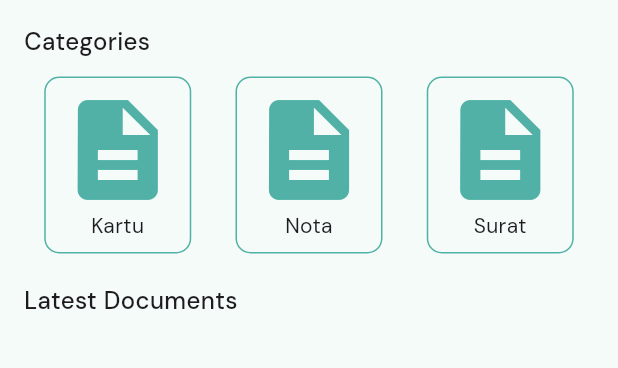
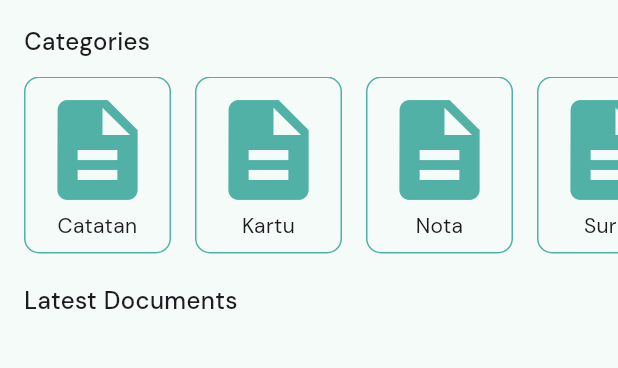
Before and after one commit to IlhamGhaza/flutter_scan_app, a Flutter app: the screen it shows after launch, on a phone screen of 412 x 824 dp, the part 288-656 px from its top. Run offline on Flutter 3.47's test engine with Material 3 defaults, Android fonts, the phone set to English and light mode, and no system bars; our stand-ins replace google_fonts, sqflite; missing offline and left inert: google_mlkit_document_scanner; accounts and stored records are empty.

Commit message:
Fix: Resolve issue view at home in LatestDocument after deleted Documents

```diff
--- a/lib/pages/home_page.dart
+++ b/lib/pages/home_page.dart
@@ -23,7 +23,7 @@ class _HomePageState extends State<HomePage> {
 
   String? pathImage;
 
-  loadData() async {
+  Future<void> loadData() async {
     documents = await DocumentLocalDatasource.instance.getAllDocuments();
     setState(() {});
   }
@@ -42,7 +42,9 @@ class _HomePageState extends State<HomePage> {
         centerTitle: true,
         elevation: 2,
       ),
-      body: Column(
+      body: RefreshIndicator(
+        onRefresh: loadData,
+        child: Column(
           children: [
             Container(
               margin: const EdgeInsets.fromLTRB(16.0, 16, 16, 0),
@@ -121,6 +123,7 @@ class _HomePageState extends State<HomePage> {
             )),
           ],
         ),
+      ),
     );
   }
 }
--- a/lib/pages/menu_categories.dart
+++ b/lib/pages/menu_categories.dart
@@ -8,11 +8,25 @@ class MenuCategories extends StatelessWidget {
 
   @override
   Widget build(BuildContext context) {
-    return Row(
-      mainAxisAlignment: MainAxisAlignment.spaceEvenly,
+    return SingleChildScrollView(
+      scrollDirection: Axis.horizontal,
+      child: Padding(
+        padding: const EdgeInsets.symmetric(horizontal: 16.0),
+        child: Row(
           children: [
-        Flexible(
-          child: CategoryButton(
+            CategoryButton(
+              imagePath: null,
+              label: 'Catatan',
+              onPressed: () {
+                Navigator.push(
+                    context,
+                    MaterialPageRoute(
+                        builder: (context) => const DocumentCategoryPage(
+                            categoryTitle: 'Catatan')));
+              },
+            ),
+            const SizedBox(width: 16),
+            CategoryButton(
               imagePath: null,
               label: 'Kartu',
               onPressed: () {
@@ -23,9 +37,8 @@ class MenuCategories extends StatelessWidget {
                             const DocumentCategoryPage(categoryTitle: 'Kartu')));
               },
             ),
-        ),
-        Flexible(
-          child: CategoryButton(
+            const SizedBox(width: 16),
+            CategoryButton(
               imagePath: null,
               label: 'Nota',
               onPressed: () {
@@ -36,9 +49,8 @@ class MenuCategories extends StatelessWidget {
                             const DocumentCategoryPage(categoryTitle: 'Nota')));
               },
             ),
-        ),
-        Flexible(
-          child: CategoryButton(
+            const SizedBox(width: 16),
+            CategoryButton(
               imagePath: null,
               label: 'Surat',
               onPressed: () {
@@ -49,8 +61,24 @@ class MenuCategories extends StatelessWidget {
                             const DocumentCategoryPage(categoryTitle: 'Surat')));
               },
             ),
+            ///you can add more here
+            ///example
+
+            // const SizedBox(width: 16),
+            // CategoryButton(
+            //   imagePath: null,
+            //   label: '[here]',
+            //   onPressed: () {
+            //     Navigator.push(
+            //         context,
+            //         MaterialPageRoute(
+            //             builder: (context) => const DocumentCategoryPage(
+            //                 categoryTitle: '[here]')));
+            //   },
+            // ),
+          ],
         ),
-      ],
+      ),
     );
   }
 }
--- a/lib/pages/save_document_page.dart
+++ b/lib/pages/save_document_page.dart
@@ -24,6 +24,7 @@ class _SaveDocumentPageState extends State<SaveDocumentPage> {
   String? selectCategory;
 
   final List<String> categoires = [
+    'Catatan',
     'Kartu',
     'Nota',
     'Surat',
```
Also changed, not shown: lib/pages/detail_document_page.dart (+15 -11 lines). Lines whose indentation alone changed are shown as unchanged.
